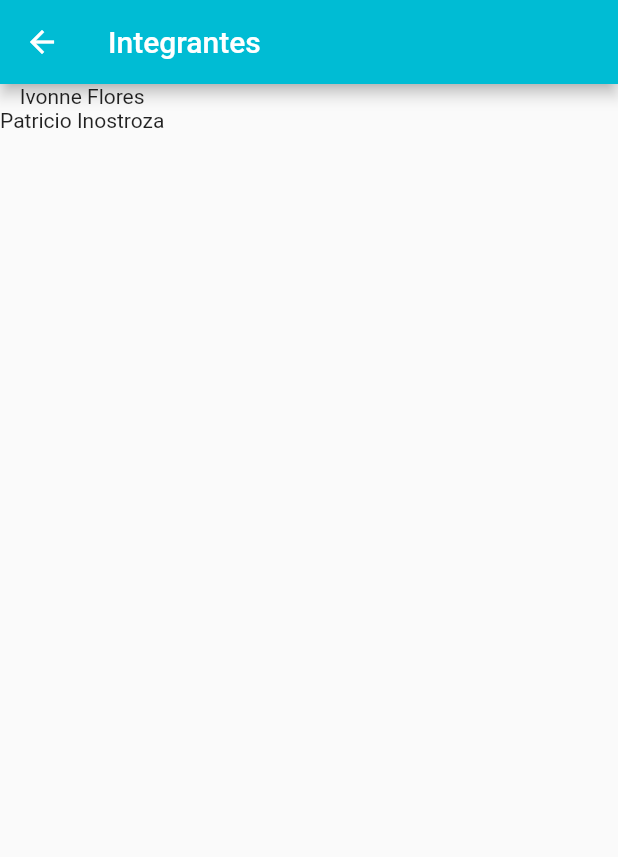
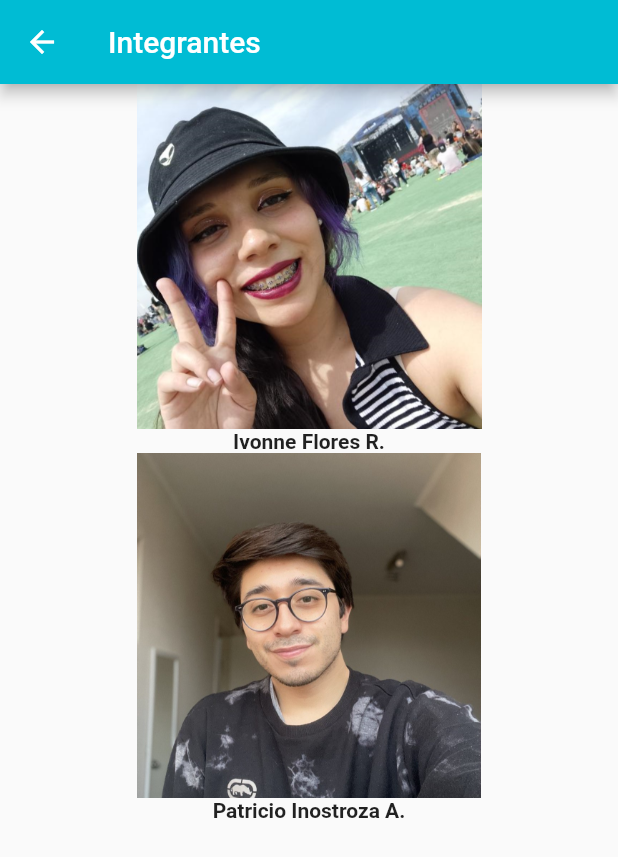
Before and after one commit to patooig/appMovil, a Flutter app: the Integrantes screen opened directly, on a phone screen of 412 x 824 dp. Shown: the top 857 px of the screen. Run offline on Flutter 3.47's test engine with Material 2 defaults, Android fonts, the phone set to English and light mode, and no system bars; our stand-ins replace cool_alert, fluttertoast, shared_preferences; accounts and stored records are empty.

Commit message:
Añadido integrantes

```diff
--- a/lib/pages/integrantes.dart
+++ b/lib/pages/integrantes.dart
@@ -15,8 +15,29 @@ class _IntegrantesState extends State<Integrantes> {
         title: const Text('Integrantes'),
         backgroundColor: Colors.cyan,
       ),
-      body:
-          Column(children: [Text('Ivonne Flores'), Text('Patricio Inostroza')]),
+      body: SingleChildScrollView(
+          child: Center(
+        child: Column(children: [
+          Image.asset(
+            'assets/Ivonne.png',
+            width: 230,
+            height: 230,
+          ),
+          Text(
+            'Ivonne Flores R.',
+            style: TextStyle(fontWeight: FontWeight.bold),
+          ),
+          Image.asset(
+            'assets/Pato.jpeg',
+            width: 230,
+            height: 230,
+          ),
+          Text(
+            'Patricio Inostroza A.',
+            style: TextStyle(fontWeight: FontWeight.bold),
+          )
+        ]),
+      )),
     );
   }
 }
--- a/pubspec.yaml
+++ b/pubspec.yaml
@@ -67,6 +67,8 @@ flutter:
   # To add assets to your application, add an assets section, like this:
   assets:
   - assets/usuario.png
+  - assets/Ivonne.png
+  - assets/Pato.jpeg
   #   - images/a_dot_ham.jpeg
 
   # An image asset can refer to one or more resolution-specific "variants", see
```
Also changed, not shown: assets/Ivonne.png (added), assets/Pato.jpeg (added).
